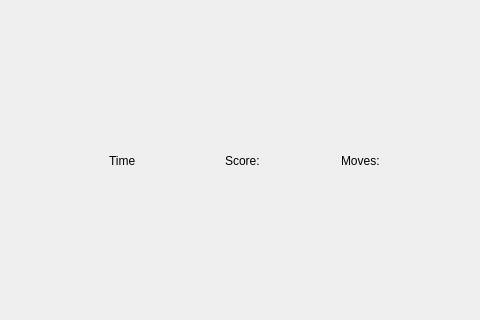
Old version of the form GameWindow.ui in the repository iUltimateLP/solitaire; both pictures show x 720 to 1200 and y 258 to 578 of the 1200 by 850 pixel window.
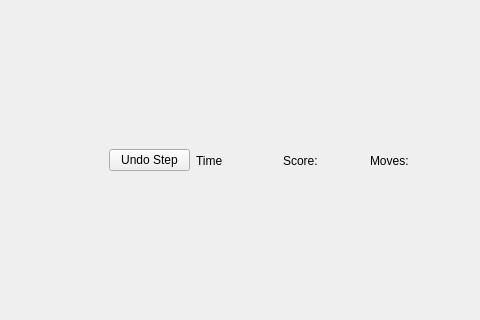
New version of the form.

Commit message: undo button

Diff of the .ui file:
```diff
--- a/GameWindow.ui
+++ b/GameWindow.ui
@@ -24,7 +24,7 @@
        <number>20</number>
       </property>
       <item row="1" column="0">
-       <layout class="QHBoxLayout" name="labelLayout" stretch="0,0,0">
+       <layout class="QHBoxLayout" name="labelLayout" stretch="0,0,0,0">
         <property name="sizeConstraint">
          <enum>QLayout::SetDefaultConstraint</enum>
         </property>
@@ -34,6 +34,19 @@
         <property name="topMargin">
          <number>10</number>
         </property>
+        <item>
+         <widget class="QPushButton" name="pushButton">
+          <property name="layoutDirection">
+           <enum>Qt::RightToLeft</enum>
+          </property>
+          <property name="autoFillBackground">
+           <bool>false</bool>
+          </property>
+          <property name="text">
+           <string>Undo Step</string>
+          </property>
+         </widget>
+        </item>
         <item>
          <widget class="QLabel" name="time_label">
           <property name="baseSize">
```
The commit also changes 3 other files.
